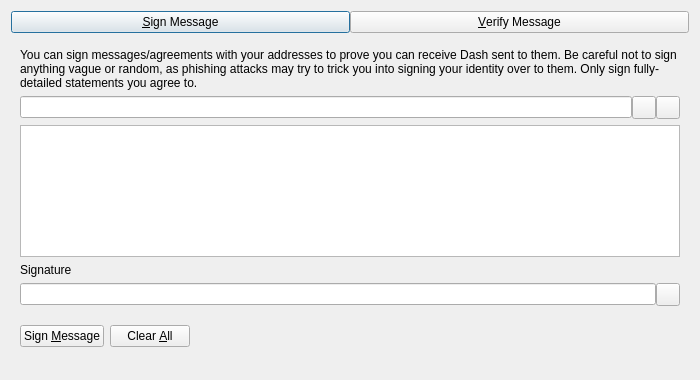
Above: src/qt/forms/signverifymessagedialog.ui from bytzck/BYTZ before the change. Below: the same form after it.
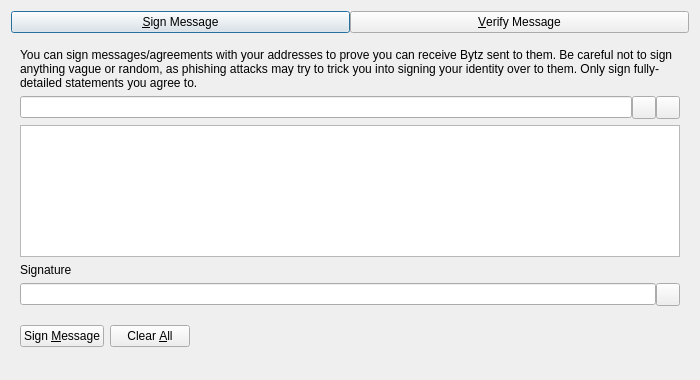
That is the form after the change. Custom widgets are drawn as their Qt base class.

Commit message: Rename to Bytz

Diff of the .ui file:
```diff
--- a/src/qt/forms/signverifymessagedialog.ui
+++ b/src/qt/forms/signverifymessagedialog.ui
@@ -63,7 +63,7 @@
        <item>
         <widget class="QLabel" name="infoLabel_SM">
          <property name="text">
-          <string>You can sign messages/agreements with your addresses to prove you can receive Dash sent to them. Be careful not to sign anything vague or random, as phishing attacks may try to trick you into signing your identity over to them. Only sign fully-detailed statements you agree to.</string>
+          <string>You can sign messages/agreements with your addresses to prove you can receive Bytz sent to them. Be careful not to sign anything vague or random, as phishing attacks may try to trick you into signing your identity over to them. Only sign fully-detailed statements you agree to.</string>
          </property>
          <property name="textFormat">
           <enum>Qt::PlainText</enum>
```
Left out of the diff: 10 changed lines with no effect on the pictures. The commit also changes 616 other files.
